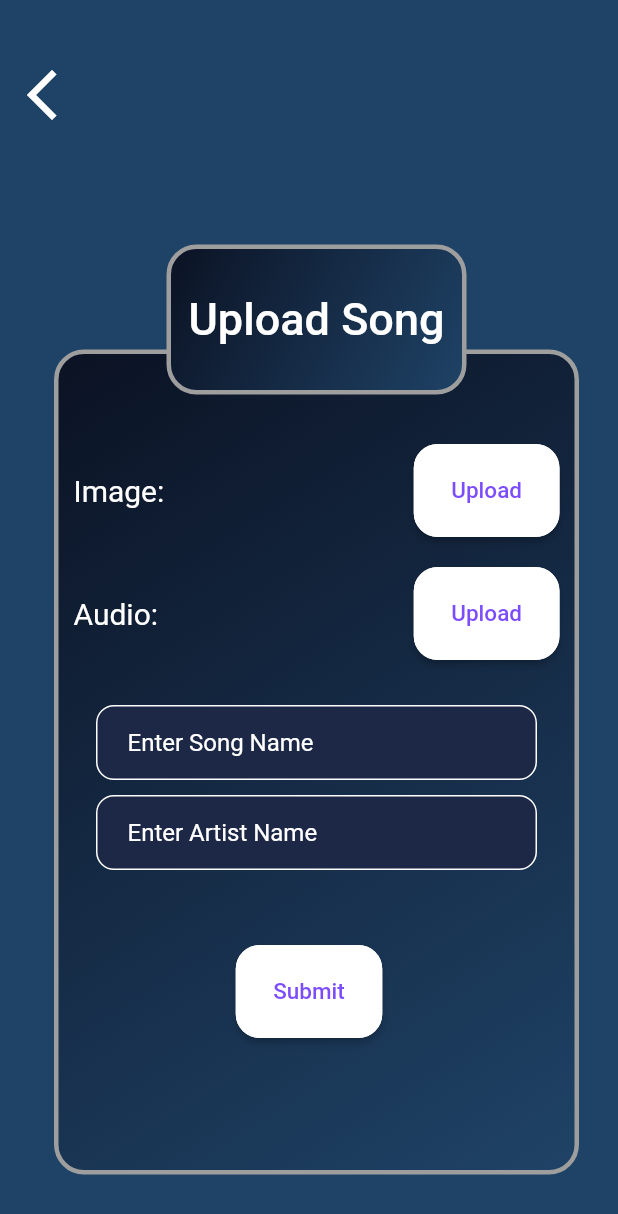
After one commit to NTSil385/MusicApp_Flutter, a Flutter app: the UploadPage screen opened by its route, after a tap on "Submit", on a phone screen of 412 x 824 dp. The commit adds this screen. Shown: the top 1214 px of the screen. Run offline on Flutter 3.47's test engine with Material 2 defaults, Android fonts, the phone set to English and light mode, and no system bars; our stand-ins replace audioplayers, carousel_slider, cloud_firestore, file_picker, firebase_auth, firebase_core and 3 more; accounts and stored records are empty; network calls fail.

Commit message:
BackEnd + UI Page Upload, Storage, Played

```diff
--- a/lib/main.dart
+++ b/lib/main.dart
@@ -4,8 +4,13 @@ import 'package:login_register/pages/SplashScreen.dart';
 import 'package:login_register/pages/home_page.dart';
 import 'package:login_register/pages/login_page.dart';
 import 'package:login_register/pages/main_page.dart';
+import 'package:login_register/pages/played_page.dart';
 import 'package:login_register/pages/signup_page.dart';
+import 'package:login_register/pages/storage_page.dart';
+import 'package:login_register/pages/upload.dart';
 import 'package:login_register/pages/welcome_page.dart';
+import 'package:login_register/test/player.dart';
+import 'package:login_register/test/test_update.dart';
 import 'package:login_register/transition/transition_page.dart';
 
 import 'firebase_options.dart';
@@ -20,7 +25,10 @@ void main() async {
           apiKey: "AIzaSyDUYGoZ0SiXxi_xzAswnlEwugklFAh5vgQ",
           appId: "1:1015362527585:android:690d0ac39ca510bb7ca520",
           messagingSenderId: "1015362527585",
-          projectId: "crudapp-40e03")
+          projectId: "crudapp-40e03",
+        storageBucket: "crudapp-40e03.appspot.com",
+      )
+
     );
   runApp(_MyApp());
 }
@@ -59,6 +67,18 @@ class _MyApp extends StatelessWidget {
           direction: AxisDirection.right,
           settings: settings,
         );
+      case '/upload':
+        return CustomPageRoute(
+          child: UploadPage(),
+
+          settings: settings,
+        );
+      case '/storage':
+        return CustomPageRoute(
+          child: stogragePage(),
+
+          settings: settings,
+        );
       case '/welcome':
       default:
         return CustomPageRoute(
--- a/lib/pages/home_page.dart
+++ b/lib/pages/home_page.dart
@@ -25,6 +25,7 @@ class _HomePageState extends State<HomePage> {
     return MaterialApp(
       debugShowCheckedModeBanner: false,
         home: Scaffold(
+          resizeToAvoidBottomInset: false,
           body: Container(
             height: double.infinity,
             decoration: const BoxDecoration(
--- a/lib/pages/login_page.dart
+++ b/lib/pages/login_page.dart
@@ -69,7 +69,7 @@ class _LoginPageState extends State<LoginPage> {
           backgroundColor: Colors.transparent,
           elevation: 0,
         ));
-        Navigator.of(context).pushNamed('/home');
+        Navigator.of(context).pushNamed('/upload');
       }else {
         ScaffoldMessenger.of(context).showSnackBar(SnackBar(
           content: Stack(
--- /dev/null
+++ b/lib/pages/upload.dart
@@ -0,0 +1,324 @@
+import 'dart:io';
+
+import 'package:cloud_firestore/cloud_firestore.dart';
+import 'package:file_picker/file_picker.dart';
+import 'package:firebase_storage/firebase_storage.dart';
+import 'package:flutter/cupertino.dart';
+import 'package:flutter/material.dart';
+import 'package:login_register/storage/storage_service.dart';
+
+import '../Widget/back_button.dart';
+
+class UploadPage extends StatefulWidget {
+  const UploadPage({super.key});
+
+  @override
+  State<UploadPage> createState() => _UploadPageState();
+}
+
+class _UploadPageState extends State<UploadPage> {
+  TextEditingController _songName = TextEditingController();
+  TextEditingController _artistName = TextEditingController();
+
+  StorageService service = StorageService();
+  final firestoreInstance = FirebaseFirestore.instance;
+
+  String? imagePath = '';
+  String imageName = '';
+
+  String? audioPath = '';
+  String audioName = '';
+  late String audio_url ;
+  late String image_url;
+
+  Future _btnUploadImages() async {
+    final result = await FilePicker.platform.pickFiles(
+        allowMultiple: false,
+        type: FileType.any
+    );
+    if(result == null) {
+      print('Error: No file selected');
+    } else {
+      final path = result.files.single.path;
+      imagePath = path;
+      final fileName = result.files.single.name;
+      imageName = fileName;
+
+
+    }
+  }
+
+  Future _btnUploadAudio() async {
+    final result = await FilePicker.platform.pickFiles(
+        allowMultiple: false,
+        type: FileType.any
+    );
+    if(result == null) {
+      print('Error: No file selected');
+    } else {
+      final path = result.files.single.path;
+      audioPath = path;
+      final fileName = result.files.single.name;
+      audioName = fileName;
+
+
+    }
+
+  }
+
+  finalUpload() async {
+    // Upload tệp lên Firebase Storage
+    var uploadFileImage = service.uploadFileImage(imageName, imagePath!);
+    Reference storageRef = FirebaseStorage.instance.ref('Images').child(imageName);
+    final UploadTask uploadTask = storageRef.putFile(File(imagePath!));
+
+    // Lấy URL sau khi tải lên hoàn thành
+    await uploadFileImage.whenComplete(() async {
+      final url = await storageRef.getDownloadURL();
+      image_url = url;
+      print('URL của tệp: $image_url');
+    });
+
+
+    // Upload tệp lên Firebase Storage
+    var uploadFileAudio = service.uploadFileMusic(audioName, audioPath!);
+    Reference audioRef = FirebaseStorage.instance.ref('Musics').child(audioName);
+    final UploadTask uploadAudio = audioRef.putFile(File(audioPath!));
+
+    // Lấy URL sau khi tải lên hoàn thành
+    await uploadFileAudio.whenComplete(() async {
+      final url_audio = await audioRef.getDownloadURL();
+      audio_url = url_audio;
+      print('URL của tệp: $audio_url');
+    });
+    var data= {
+      "song_name": _songName.text,
+      "artist_name" : _artistName.text,
+      "imageUrl": image_url,
+      "audioUrl": audio_url,
+    };
+    firestoreInstance.collection("songs").doc().set(data).whenComplete(() {
+      Navigator.of(context).pushNamed(
+          '/storage');
+    });
+    print('Created success');
+  }
+
+  @override
+  Widget build(BuildContext context) {
+    return Scaffold(
+        body: Container(
+        height: double.infinity,
+        decoration: const BoxDecoration(
+        color: Color(0xff1F4367)
+
+        ),
+          child: SingleChildScrollView(
+            scrollDirection: Axis.vertical,
+            child: Container(
+              width: double.infinity,
+              child: Column(
+                children: [
+                  const SizedBox(height: 35,),
+                  backButton(
+                      onClick: () {
+                        Navigator.of(context).pushNamed(
+                            '/back');
+                      }),
+                  Stack(
+                    children: [
+
+                      Container(margin: EdgeInsets.fromLTRB(30, 150, 20, 50),
+                        width: 350,
+                        height: 550,
+                        decoration: BoxDecoration(
+                          border:Border.all(color: Colors.grey, width: 3),
+                          borderRadius: BorderRadius.circular(20),
+                          gradient: const LinearGradient(
+                              begin: Alignment.topLeft,
+                              end: Alignment.bottomRight,
+                              colors: [
+                                Color(0xff0B1223),
+                                Color(0xff1F4367),
+
+                              ]),
+                        ),
+                        child: Column(
+                          children: [
+                            const SizedBox(height: 60,),
+                            Row(
+                              mainAxisAlignment: MainAxisAlignment.spaceBetween,
+                              children: [
+                                const Padding(
+                                  padding: const EdgeInsets.fromLTRB(10, 0, 0, 0),
+                                  child: Text('Image: ',
+                                  style: TextStyle(
+                                    fontSize: 20,
+                                    color: Colors.white,
+                                  ),),
+                                ),
+                                Padding(
+                                  padding: const EdgeInsets.fromLTRB(0, 0, 10, 0),
+                                  child: ElevatedButton(
+                                  onPressed: (){_btnUploadImages();},
+                                  style: ElevatedButton.styleFrom(
+                                    backgroundColor: Colors.white,
+                                    side: BorderSide(color: Colors.white, width: 3),
+                                    padding: EdgeInsets.symmetric(horizontal: 25, vertical: 22),
+                                    shape: RoundedRectangleBorder(
+                                      borderRadius: BorderRadius.circular(16),
+                                    ),
+                                  ),
+                                  child: const Text(
+                                    'Upload',
+                                    style: TextStyle(fontSize: 15, color: Colors.deepPurpleAccent),
+                                  )),
+                                ),
+                              ],
+                            ),
+                            const SizedBox(height: 20,),
+                            Row(
+                              mainAxisAlignment: MainAxisAlignment.spaceBetween,
+                              children: [
+                                const Padding(
+                                  padding: const EdgeInsets.fromLTRB(10, 0, 0, 0),
+                                  child: Text('Audio:',
+                                    style: TextStyle(
+                                      fontSize: 20,
+                                      color: Colors.white,
+                                    ),),
+                                ),
+                                Padding(
+                                  padding: const EdgeInsets.fromLTRB(0, 0, 10, 0),
+                                  child: ElevatedButton(
+                                      onPressed: (){_btnUploadAudio();},
+                                      style: ElevatedButton.styleFrom(
+                                        backgroundColor: Colors.white,
+                                        side: BorderSide(color: Colors.white, width: 3),
+                                        padding: EdgeInsets.symmetric(horizontal: 25, vertical: 22),
+                                        shape: RoundedRectangleBorder(
+                                          borderRadius: BorderRadius.circular(16),
+                                        ),
+                                      ),
+                                      child: const Text(
+                                        'Upload',
+                                        style: TextStyle(fontSize: 15, color: Colors.deepPurpleAccent),
+                                      )),
+                                ),
+                              ],
+                            ),
+                            const SizedBox(height: 30,),
+                            Padding(
+                              padding: const EdgeInsets.symmetric(horizontal: 25.0),
+                              child: Container(
+                                decoration: BoxDecoration(
+                                    color: Color(0xff1d2846),
+                                    border: Border.all(color: Colors.white),
+                                    borderRadius: BorderRadius.circular(12)),
+                                child:  Padding(
+                                  padding: const EdgeInsets.only(left: 20.0),
+                                  child: TextField(
+                                    style: const TextStyle(
+                                        color: Colors.white
+                                    ),
+                                    controller: _songName,
+                                    decoration: const InputDecoration(
+                                      border: InputBorder.none,
+                                      hintText: 'Enter Song Name',
+                                      hintStyle: TextStyle(color:Colors.white),
+                                    ),
+                                  ),
+                                ),
+                              ),
+                            ),
+                            const SizedBox(height: 10,),
+                            Padding(
+                              padding: const EdgeInsets.symmetric(horizontal: 25.0),
+                              child: Container(
+                                decoration: BoxDecoration(
+                                    color: Color(0xff1d2846),
+                                    border: Border.all(color: Colors.white),
+                                    borderRadius: BorderRadius.circular(12)),
+                                child:  Padding(
+                                  padding: const EdgeInsets.only(left: 20.0),
+                                  child: TextField(
+                                    style: const TextStyle(
+                                        color: Colors.white
+                                    ),
+                                    controller: _artistName,
+                                    decoration: const InputDecoration(
+                                      border: InputBorder.none,
+                                      hintText: 'Enter Artist Name',
+                                      hintStyle: TextStyle(color:Colors.white),
+                                    ),
+                                  ),
+                                ),
+                              ),
+                            ),
+                            const SizedBox(height: 50,),
+                            Padding(
+                              padding: const EdgeInsets.fromLTRB(0, 0, 10, 0),
+                              child: ElevatedButton(
+                                  onPressed: (){
+                                    finalUpload();
+                                    },
+                                  style: ElevatedButton.styleFrom(
+                                    backgroundColor: Colors.white,
+                                    side: BorderSide(color: Colors.white, width: 3),
+                                    padding: EdgeInsets.symmetric(horizontal: 25, vertical: 22),
+                                    shape: RoundedRectangleBorder(
+                                      borderRadius: BorderRadius.circular(16),
+                                    ),
+                                  ),
+                                  child: const Text(
+                                    'Submit',
+                                    style: TextStyle(fontSize: 15, color: Colors.deepPurpleAccent),
+                                  )),
+                            ),
+
+                          ],
+                        ),
+                      ),
+                      Positioned(
+                        left: 105,
+                        top: 80,
+                        child: Container(
+                          width: 200,
+                          height: 100,
+                          decoration: BoxDecoration(
+                              border:Border.all(color: Colors.grey, width: 3),
+                              borderRadius: BorderRadius.circular(20),
+                              gradient: const LinearGradient(
+                                  begin: Alignment.topLeft,
+                                  end: Alignment.bottomRight,
+                                  colors: [
+                                    Color(0xff0B1223),
+                                    Color(0xff1F4367),
+
+                                  ]),
+                          ),
+                          child: const Column(
+                            mainAxisAlignment: MainAxisAlignment.center,
+                           children: [
+                              Text('Upload Song',
+                               style: TextStyle(
+                                   color: Colors.white,
+                                   fontSize: 30,
+                                   fontWeight: FontWeight.w500
+                               ),
+                             ),
+                           ],
+
+                          ),
+                        ),
+                      ),
+                    ],
+                  ),
+                ],
+              ),
+            ),
+          ),
+        )
+    );
+  }
+}
--- /dev/null
+++ b/lib/storage/storage_service.dart
@@ -0,0 +1,33 @@
+import 'dart:io';
+import 'package:firebase_storage/firebase_storage.dart';
+
+class StorageService {
+  final FirebaseStorage firebaseStorage = FirebaseStorage.instance;
+
+  Future<void> uploadFileMusic(String fileName, String filePath) async {
+    File file = File(filePath);
+    try {
+      await firebaseStorage.ref('Musics/$fileName').putFile(file).then((p0)  {
+        print('Upload successfully');
+      });
+    }catch(e) {
+      print("Error: $e");
+    }
+  }
+
+  Future<void> uploadFileImage(String fileName, String filePath) async {
+    File file = File(filePath);
+    try {
+      await firebaseStorage.ref('Images/$fileName').putFile(file).then((p0) {
+        print('Upload Images');
+     });
+    }catch(e){
+      print("Error: $e");
+    }
+  }
+
+  Future<ListResult> listFiles() async {
+    ListResult listResult = await firebaseStorage.ref('Musics').listAll();
+    return listResult;
+  }
+}
```
Also changed, not shown: lib/pages/played_page.dart (added, +192 -0 lines), lib/pages/storage_page.dart (added, +109 -0 lines), pubspec.yaml (+10 -0 lines), assets/image/3.jpg (added), assets/image/LOGO.png (added), assets/image/after.jpg (added), assets/image/billie.jpg (added), assets/image/bornpink.jpg (added), assets/image/borpinkblack.jpg (added), assets/image/bp.jpg (added), assets/image/progressbar.jpg (added), assets/image/taylor.jpg (added), lib/generated/assets.dart (added), pubspec.lock, 7 other files.
